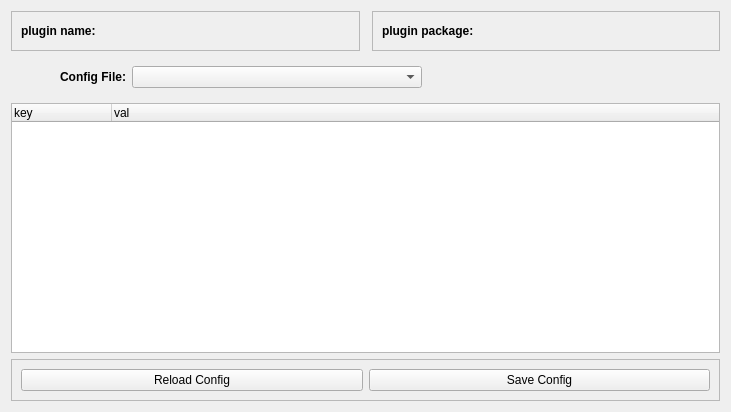
The window that resource/BridgeConfigWidget.ui (traclabs/rqt_fsw_bridge_config) describes before a commit, drawn with Qt 5.
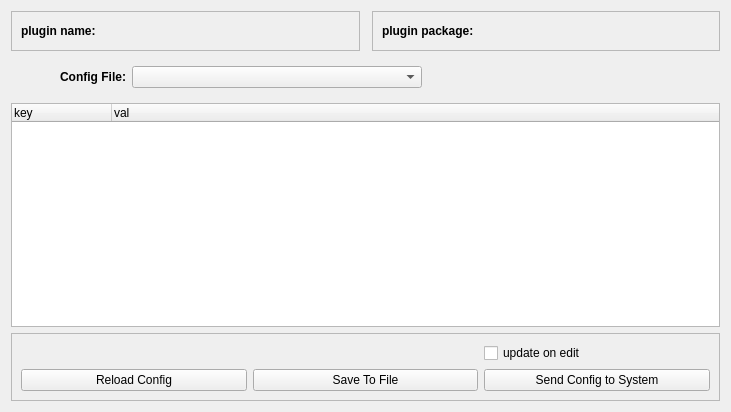
The same window after the commit.

Diff of the .ui file:
```diff
--- a/resource/BridgeConfigWidget.ui
+++ b/resource/BridgeConfigWidget.ui
@@ -23,17 +23,31 @@
       <enum>QFrame::Raised</enum>
      </property>
      <layout class="QGridLayout" name="gridLayout_3">
-      <item row="0" column="0">
+      <item row="1" column="2">
+       <widget class="QPushButton" name="send_config_button">
+        <property name="text">
+         <string>Send Config to System</string>
+        </property>
+       </widget>
+      </item>
+      <item row="1" column="1">
+       <widget class="QPushButton" name="save_config_button">
+        <property name="text">
+         <string>Save To File</string>
+        </property>
+       </widget>
+      </item>
+      <item row="1" column="0">
        <widget class="QPushButton" name="reload_config_button">
         <property name="text">
          <string>Reload Config</string>
         </property>
        </widget>
       </item>
-      <item row="0" column="1">
-       <widget class="QPushButton" name="save_config_button">
+      <item row="0" column="2">
+       <widget class="QCheckBox" name="update_param_checkbox">
         <property name="text">
-         <string>Save Config</string>
+         <string>update on edit</string>
         </property>
        </widget>
       </item>
```
